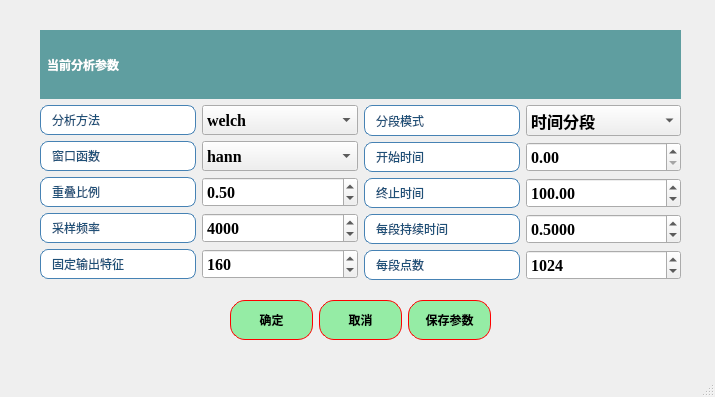
Qt form ui/VA_method_para.ui (azhongege24/predict_first) before a commit.
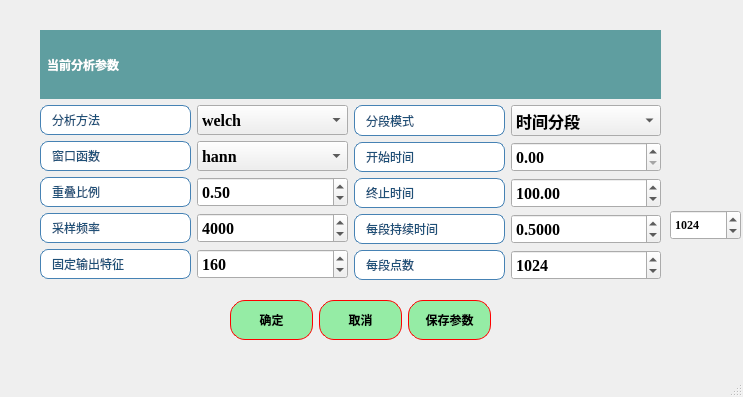
The same form after that commit.

Commit message: 新增了功率谱分析方法的控件

```diff
--- a/ui/VA_method_para.ui
+++ b/ui/VA_method_para.ui
@@ -6,7 +6,7 @@
    <rect>
     <x>0</x>
     <y>0</y>
-    <width>715</width>
+    <width>743</width>
     <height>397</height>
    </rect>
   </property>
@@ -19,7 +19,7 @@
      <rect>
       <x>40</x>
       <y>30</y>
-      <width>641</width>
+      <width>621</width>
       <height>250</height>
      </rect>
     </property>
@@ -708,7 +708,7 @@
      </item>
     </layout>
    </widget>
-   <widget class="QWidget" name="">
+   <widget class="QWidget" name="layoutWidget">
     <property name="geometry">
      <rect>
       <x>230</x>
@@ -813,6 +813,41 @@
      </item>
     </layout>
    </widget>
+   <widget class="QSpinBox" name="spinBox_amounts_timepre">
+    <property name="geometry">
+     <rect>
+      <x>670</x>
+      <y>210</y>
+      <width>71</width>
+      <height>30</height>
+     </rect>
+    </property>
+    <property name="minimumSize">
+     <size>
+      <width>0</width>
+      <height>30</height>
+     </size>
+    </property>
+    <property name="font">
+     <font>
+      <family>Times New Roman</family>
+      <weight>75</weight>
+      <bold>true</bold>
+     </font>
+    </property>
+    <property name="toolTip">
+     <string>&lt;html&gt;&lt;head/&gt;&lt;body&gt;&lt;p&gt;这是在时间分段模式下的每段点数&lt;/p&gt;&lt;/body&gt;&lt;/html&gt;</string>
+    </property>
+    <property name="maximum">
+     <number>999999</number>
+    </property>
+    <property name="singleStep">
+     <number>100</number>
+    </property>
+    <property name="value">
+     <number>1024</number>
+    </property>
+   </widget>
   </widget>
   <widget class="QMenuBar" name="menubar">
    <property name="geometry">
```
Left out of the diff: 2 changed lines with no effect on the pictures. The commit also changes 1 other file.
